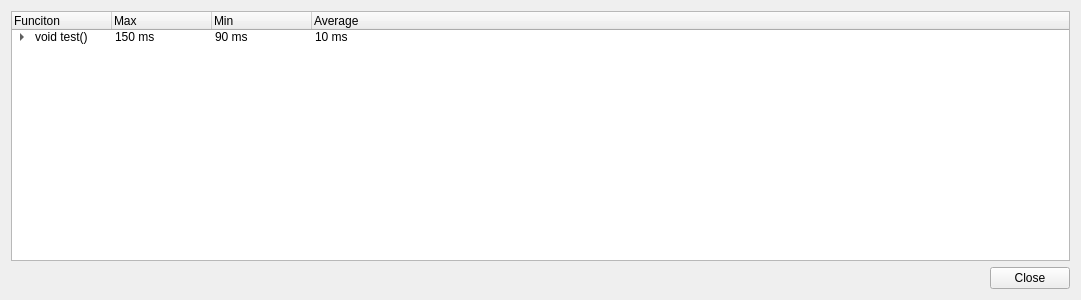
bitsauce/ASIDE, file source/profiler.ui: the form before one commit.
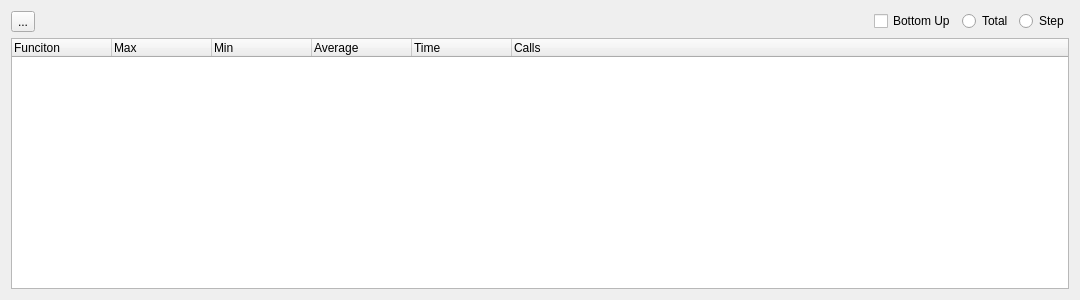
The form after the commit. Icons and pictures are not drawn.

Diff of the .ui file:
```diff
--- a/source/profiler.ui
+++ b/source/profiler.ui
@@ -6,7 +6,7 @@
    <rect>
     <x>0</x>
     <y>0</y>
-    <width>1081</width>
+    <width>1080</width>
     <height>300</height>
    </rect>
   </property>
@@ -15,7 +15,52 @@
   </property>
   <layout class="QGridLayout" name="gridLayout">
    <item row="1" column="0">
+    <widget class="QTreeWidget" name="profilerTree">
+     <column>
+      <property name="text">
+       <string>Funciton</string>
+      </property>
+     </column>
+     <column>
+      <property name="text">
+       <string>Max</string>
+      </property>
+     </column>
+     <column>
+      <property name="text">
+       <string>Min</string>
+      </property>
+     </column>
+     <column>
+      <property name="text">
+       <string>Average</string>
+      </property>
+     </column>
+     <column>
+      <property name="text">
+       <string>Time</string>
+      </property>
+     </column>
+     <column>
+      <property name="text">
+       <string>Calls</string>
+      </property>
+     </column>
+    </widget>
+   </item>
+   <item row="0" column="0">
     <layout class="QHBoxLayout" name="horizontalLayout">
+     <item>
+      <widget class="QToolButton" name="startProfilerButton">
+       <property name="text">
+        <string>...</string>
+       </property>
+       <property name="icon">
+        <iconset resource="resources.qrc">
+         <normaloff>:/toolbar/icons/run.png</normaloff>:/toolbar/icons/run.png</iconset>
+       </property>
+      </widget>
+     </item>
      <item>
       <spacer name="horizontalSpacer">
        <property name="orientation">
@@ -30,66 +75,28 @@
       </spacer>
      </item>
      <item>
-      <widget class="QPushButton" name="pushButton">
+      <widget class="QCheckBox" name="bottomUpToggle">
        <property name="text">
-        <string>Close</string>
+        <string>Bottom Up</string>
+       </property>
+      </widget>
+     </item>
+     <item>
+      <widget class="QRadioButton" name="totalRadioButton">
+       <property name="text">
+        <string>Total</string>
+       </property>
+      </widget>
+     </item>
+     <item>
+      <widget class="QRadioButton" name="stepRadioButton">
+       <property name="text">
+        <string>Step</string>
        </property>
       </widget>
      </item>
     </layout>
    </item>
-   <item row="0" column="0">
-    <widget class="QTreeWidget" name="treeWidget">
-     <column>
-      <property name="text">
-       <string>Funciton</string>
-      </property>
-     </column>
-     <column>
-      <property name="text">
-       <string>Max</string>
-      </property>
-     </column>
-     <column>
-      <property name="text">
-       <string>Min</string>
-      </property>
-     </column>
-     <column>
-      <property name="text">
-       <string>Average</string>
-      </property>
-     </column>
-     <item>
-      <property name="text">
-       <string>void test()</string>
-      </property>
-      <property name="text">
-       <string>150 ms</string>
-      </property>
-      <property name="text">
-       <string>90 ms</string>
-      </property>
-      <property name="text">
-       <string>10 ms</string>
-      </property>
-      <item>
-       <property name="text">
-        <string>void foo()</string>
-       </property>
-       <property name="text">
-        <string>19999 ms</string>
-       </property>
-       <property name="text">
-        <string/>
-       </property>
-       <property name="text">
-        <string/>
-       </property>
-      </item>
-     </item>
-    </widget>
-   </item>
   </layout>
  </widget>
  <resources/>
```
Left out of the diff: 4 changed lines with no effect on the pictures.
